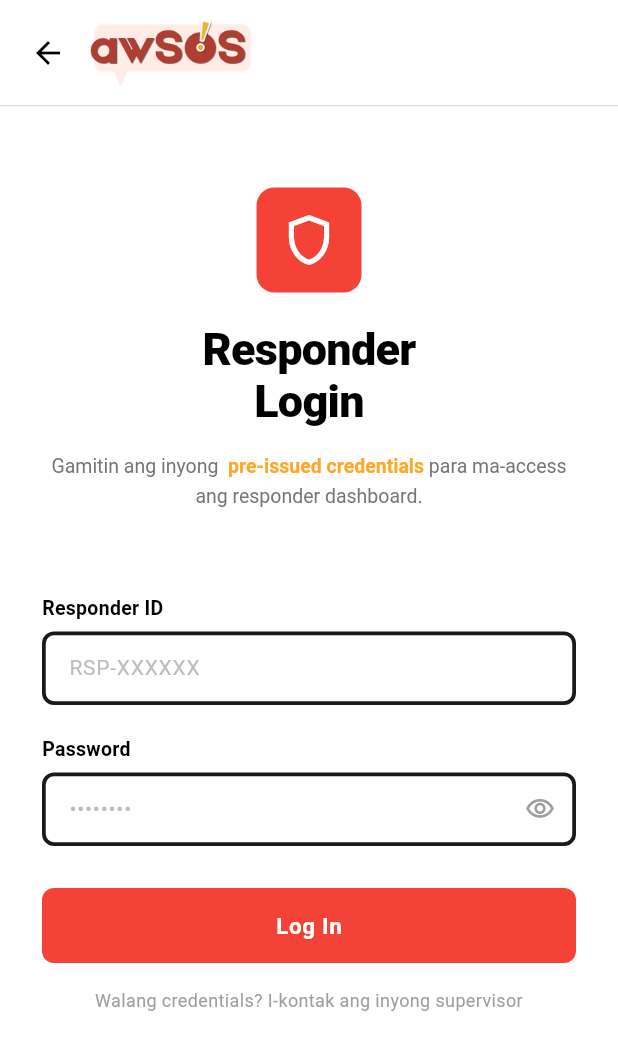
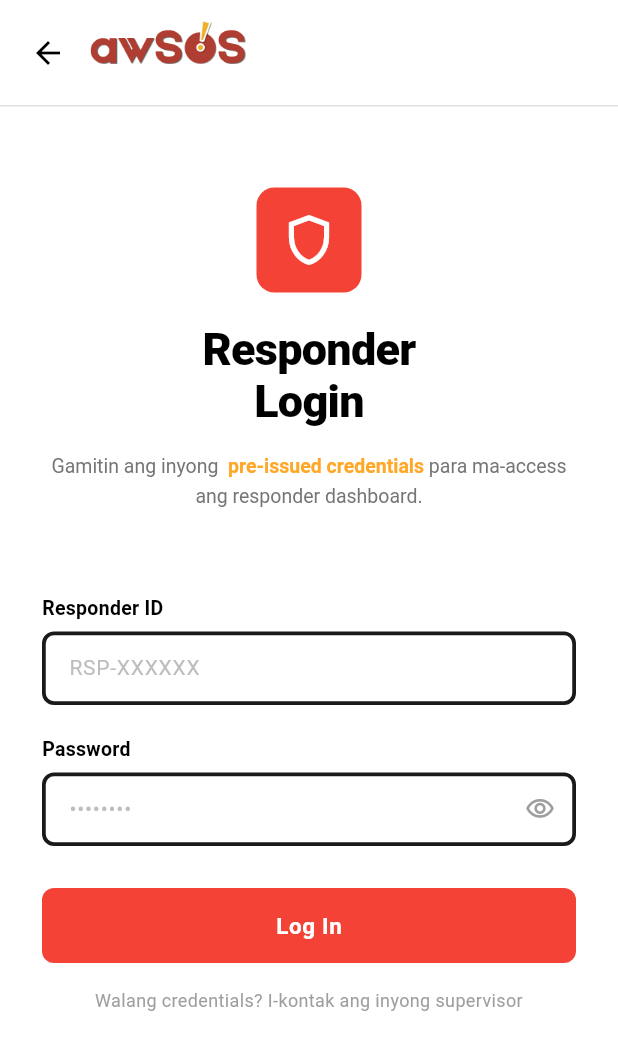
Before and after one commit to perky-boo25/komhack2026_late_permt, a Flutter app: the ResponderLogin screen opened by its route, on a phone screen of 412 x 824 dp. Shown: the top 1050 px of the screen. Run offline on Flutter 3.47's test engine with Material 3 defaults, Android fonts, the phone set to English and light mode, and no system bars; our stand-ins replace audioplayers, cloud_firestore, connectivity_plus, firebase_auth, firebase_core, firebase_messaging and 6 more; accounts and stored records are empty.

Commit message:
bruh ayw q na

```diff
--- a/lib/screens/responder/responder_shell.dart
+++ b/lib/screens/responder/responder_shell.dart
@@ -118,7 +118,7 @@ class ResponderShellState extends State<ResponderShell> {
             child: SizedBox(
               width: 120,
               height: 40,
-              child: Image.asset('images/logo.png', fit: BoxFit.cover),
+              child: Image.asset('images/logo2.png', fit: BoxFit.cover),
             ),
           ),
           const SizedBox(width: 50),
--- a/lib/screens/responder_login.dart
+++ b/lib/screens/responder_login.dart
@@ -165,7 +165,7 @@ Future<void> _onLoginPressed() async {
                     child: SizedBox(
                       width: 120,
                       height: 50,
-                      child: Image.asset('images/logo.png', fit: BoxFit.cover), // app logo
+                      child: Image.asset('images/logo2.png', fit: BoxFit.cover), // app logo
                     ),
                   ),
                   const SizedBox(width: 8), // small gap
--- a/lib/screens/user/main_screen.dart
+++ b/lib/screens/user/main_screen.dart
@@ -186,7 +186,7 @@ class _MainScreenState extends State<MainScreen> {
               child: SizedBox(
               width: 120,
               height: 40,
-              child: Image.asset('images/logo.png', fit: BoxFit.cover), // app logo
+              child: Image.asset('images/logo2.png', fit: BoxFit.cover), // app logo
               ),
             ),
             SizedBox(width: 10),
--- a/pubspec.yaml
+++ b/pubspec.yaml
@@ -36,6 +36,7 @@ flutter:
 
   assets:
     - images/logo.png
+    - images/logo2.png
     - assets/icon/app_icon.png
     - assets/sounds/alert1.mp3
 
```
